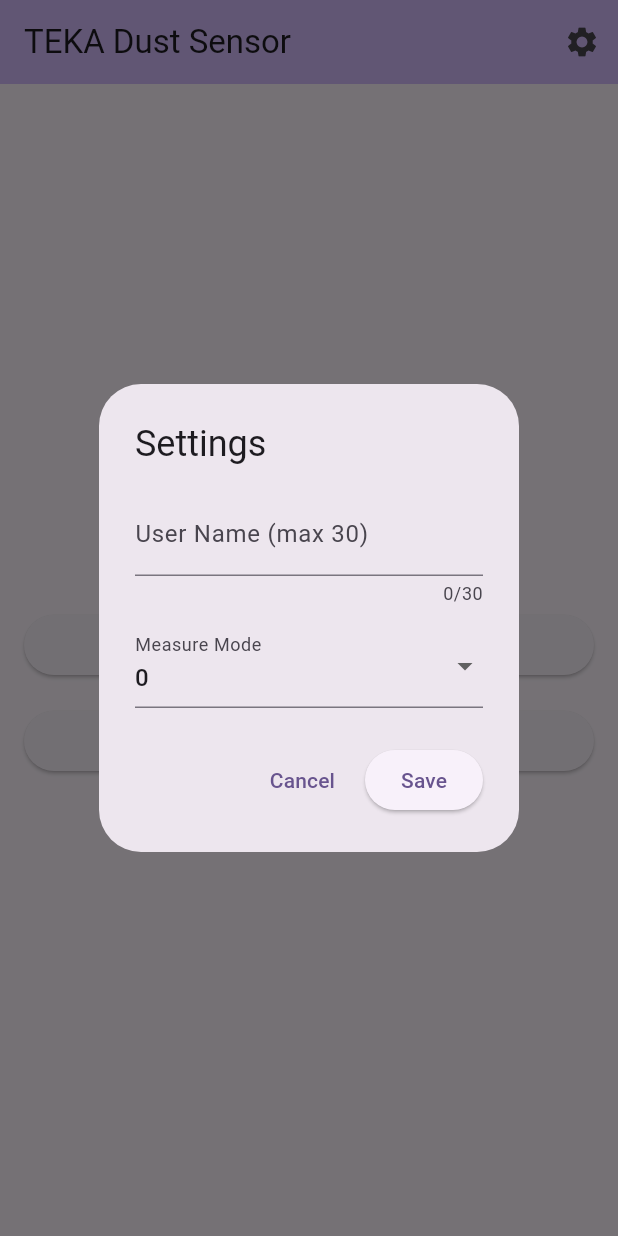
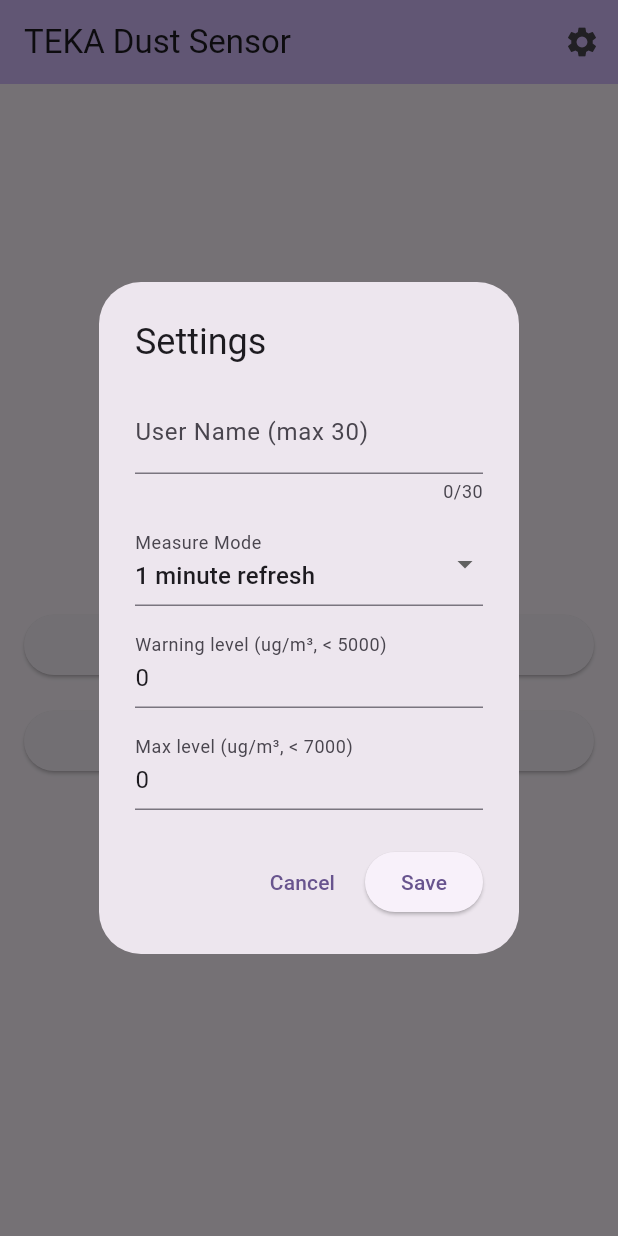
Before and after one commit to devosjoris/teka_flutter, a Flutter app: the screen it shows after launch, after a tap on "Upload Config to NFC", after a tap on the "settings" icon, on a phone screen of 412 x 824 dp. Run offline on Flutter 3.47's test engine with Material 3 defaults, Android fonts, the phone set to English and light mode, and no system bars; our stand-ins replace shared_preferences; missing offline and left inert: nfc_manager, nfc_manager_ndef.

Commit message:
user settings upload to the nfc

```diff
--- a/lib/main.dart
+++ b/lib/main.dart
@@ -69,10 +69,14 @@ class _MyHomePageState extends State<MyHomePage> {
   static const int MEM_VAL_MEASURE_MODE = 16; // 4 bytes (block 4)
   static const int MEM_VAL_USER_NAME_LENGTH = 44; // 4 bytes (block 11)
   static const int MEM_VAL_USER_NAME = 48; // 30 bytes (blocks 12..19)
+  static const int MEM_VAL_WARNING_LEVEL = 80; // 4 bytes (block 20)
+  static const int MEM_VAL_MAX_LEVEL = 84; // 4 bytes (block 21)
 
   // Config fields
   String _userName = '';
   int _measureMode = 0; // 0 or 1
+  int _warningLevel = 0; // ug/m3
+  int _maxLevel = 0; // ug/m3
 
   @override
   void initState() {
@@ -83,6 +87,8 @@ class _MyHomePageState extends State<MyHomePage> {
   // Simple settings dialog for measure mode and user name
   Future<void> _openSettings() async {
     final nameController = TextEditingController(text: _userName);
+    final warningController = TextEditingController(text: _warningLevel.toString());
+    final maxController = TextEditingController(text: _maxLevel.toString());
     int tempMode = _measureMode;
     await showDialog(
       context: context,
@@ -102,10 +108,26 @@ class _MyHomePageState extends State<MyHomePage> {
                 value: tempMode,
                 decoration: const InputDecoration(labelText: 'Measure Mode'),
                 items: const [
-                  DropdownMenuItem(value: 0, child: Text('0')),
-                  DropdownMenuItem(value: 1, child: Text('1')),
+                  DropdownMenuItem(value: 0, child: Text('1 minute refresh')),
+                  DropdownMenuItem(value: 1, child: Text('5 minutes refresh')),
                 ],
                 onChanged: (v) => tempMode = v ?? 0,
+              ),
+              const SizedBox(height: 12),
+              TextField(
+                controller: warningController,
+                keyboardType: TextInputType.number,
+                decoration: const InputDecoration(
+                  labelText: 'Warning level (ug/m³, < 5000)',
+                ),
+              ),
+              const SizedBox(height: 12),
+              TextField(
+                controller: maxController,
+                keyboardType: TextInputType.number,
+                decoration: const InputDecoration(
+                  labelText: 'Max level (ug/m³, < 7000)',
+                ),
               ),
             ],
           ),
@@ -116,9 +138,45 @@ class _MyHomePageState extends State<MyHomePage> {
             ),
             ElevatedButton(
               onPressed: () async {
+                // Parse and validate
+                final name = nameController.text.trim();
+                final warn = int.tryParse(warningController.text.trim()) ?? -1;
+                final maxv = int.tryParse(maxController.text.trim()) ?? -1;
+                if (maxv <= 0 || maxv > 7000) {
+                  await showDialog(
+                    context: context,
+                    builder: (_) => const AlertDialog(
+                      title: Text('Invalid Max level'),
+                      content: Text('Max level must be a positive integer below 7000.'),
+                    ),
+                  );
+                  return;
+                }
+                if (warn < 0 || warn > 5000) {
+                  await showDialog(
+                    context: context,
+                    builder: (_) => const AlertDialog(
+                      title: Text('Invalid Warning level'),
+                      content: Text('Warning level must be a non-negative integer below 5000.'),
+                    ),
+                  );
+                  return;
+                }
+                if (warn >= maxv) {
+                  await showDialog(
+                    context: context,
+                    builder: (_) => const AlertDialog(
+                      title: Text('Invalid levels'),
+                      content: Text('Warning level must be less than Max level.'),
+                    ),
+                  );
+                  return;
+                }
                 setState(() {
-                  _userName = nameController.text.trim();
+                  _userName = name;
                   _measureMode = tempMode;
+                  _warningLevel = warn;
+                  _maxLevel = maxv;
                 });
                 await _saveConfigToStorage();
                 if (context.mounted) Navigator.pop(context);
@@ -213,6 +271,8 @@ class _MyHomePageState extends State<MyHomePage> {
     final prefs = await SharedPreferences.getInstance();
     await prefs.setString('userName', _userName);
     await prefs.setInt('measureMode', _measureMode);
+    await prefs.setInt('warningLevel', _warningLevel);
+    await prefs.setInt('maxLevel', _maxLevel);
   }
 
   Future<void> _loadConfigFromStorage() async {
@@ -220,6 +280,8 @@ class _MyHomePageState extends State<MyHomePage> {
     setState(() {
       _userName = prefs.getString('userName') ?? '';
       _measureMode = prefs.getInt('measureMode') ?? 0;
+      _warningLevel = prefs.getInt('warningLevel') ?? 0;
+      _maxLevel = prefs.getInt('maxLevel') ?? 0;
     });
   }
 
@@ -302,6 +364,22 @@ class _MyHomePageState extends State<MyHomePage> {
                 blockSize: 4,
               );
             }
+            // Write WARNING_LEVEL (4 bytes) at offset 80 (block 20)
+            await _writeNfcVAndroid(
+              vAndroid,
+              uid,
+              Uint8List.fromList(_be32(_warningLevel)),
+              startBlock: MEM_VAL_WARNING_LEVEL ~/ 4,
+              blockSize: 4,
+            );
+            // Write MAX_LEVEL (4 bytes) at offset 84 (block 21)
+            await _writeNfcVAndroid(
+              vAndroid,
+              uid,
+              Uint8List.fromList(_be32(_maxLevel)),
+              startBlock: MEM_VAL_MAX_LEVEL ~/ 4,
+              blockSize: 4,
+            );
             setState(() {
               _nfcStatus = 'Config written (NFC-V Android raw, memory map).';
               _scanning = false;
@@ -317,6 +395,8 @@ class _MyHomePageState extends State<MyHomePage> {
               ..._be32(_measureMode),
               ..._be32(nameLen),
               ...nameBytes,
+              ..._be32(_warningLevel),
+              ..._be32(_maxLevel),
             ]);
             final record = ndefrec.NdefRecord(
               typeNameFormat: ndefrec.TypeNameFormat.media,
@@ -486,12 +566,16 @@ class _MyHomePageState extends State<MyHomePage> {
           crossAxisAlignment: CrossAxisAlignment.stretch,
           children: [
             // Show config summary if set
-            if (_userName.isNotEmpty)
+            if (_userName.isNotEmpty || _warningLevel > 0 || _maxLevel > 0)
               Column(
                 children: [
-                  if (_userName.isNotEmpty)
-                    Text('User Name: $_userName', textAlign: TextAlign.center),
-                  Text('Measure Mode: $_measureMode', textAlign: TextAlign.center),
+                  if (_userName.isNotEmpty) Text('User Name: $_userName', textAlign: TextAlign.center),
+                    Text(
+                    'Measure Mode: ${_measureMode == 0 ? '1 minute refresh' : '5 minutes refresh'}',
+                    textAlign: TextAlign.center,
+                    ),
+                  Text('Warning Level: $_warningLevel ug/m³', textAlign: TextAlign.center),
+                  Text('Max Level: $_maxLevel ug/m³', textAlign: TextAlign.center),
                   const SizedBox(height: 24),
                 ],
               ),
```
